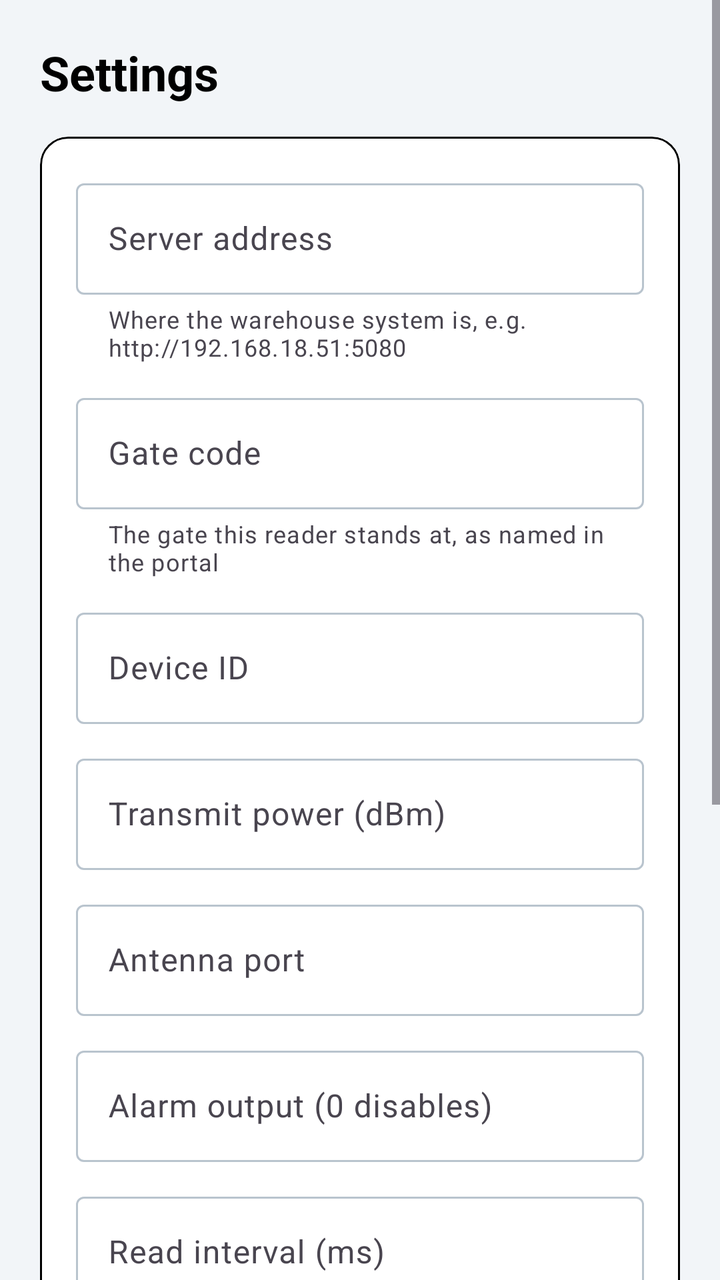
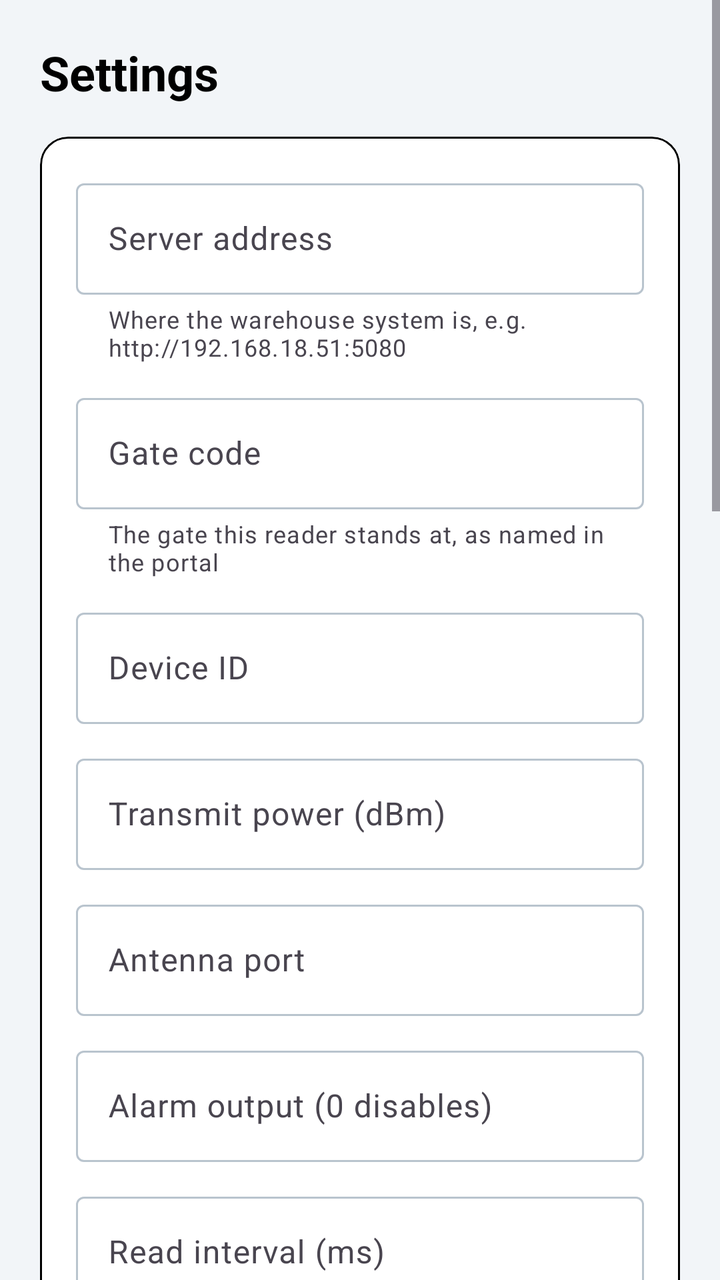

Screens rendered from an Android XML layout before and after an edit, with the pre-edit source and the edit as a unified diff.
<!-- AndroidManifest.xml: application theme Theme.DenimRolls -->
<!-- res/layout/activity_settings.xml -->
<?xml version="1.0" encoding="utf-8"?>
<ScrollView xmlns:android="http://schemas.android.com/apk/res/android"
    xmlns:app="http://schemas.android.com/apk/res-auto"
    android:layout_width="match_parent"
    android:layout_height="match_parent"
    android:background="@color/surface_alt"
    android:fillViewport="true">

    <LinearLayout
        android:layout_width="match_parent"
        android:layout_height="wrap_content"
        android:orientation="vertical"
        android:padding="20dp">

        <TextView
            android:layout_width="wrap_content"
            android:layout_height="wrap_content"
            android:text="@string/settings"
            android:textSize="24sp"
            android:textStyle="bold"
            android:textColor="@color/ink" />

        <com.google.android.material.card.MaterialCardView
            android:layout_width="match_parent"
            android:layout_height="wrap_content"
            android:layout_marginTop="16dp"
            app:cardCornerRadius="14dp"
            app:cardElevation="0dp"
            app:strokeColor="@color/line"
            app:strokeWidth="1dp">

            <LinearLayout
                android:layout_width="match_parent"
                android:layout_height="wrap_content"
                android:orientation="vertical"
                android:padding="18dp">

                <com.google.android.material.textfield.TextInputLayout
                    style="@style/Widget.Material3.TextInputLayout.OutlinedBox"
                    android:layout_width="match_parent"
                    android:layout_height="wrap_content"
                    android:hint="@string/server_url"
                    app:helperTextEnabled="true"
                    app:helperText="@string/settings_hint_server">

                    <com.google.android.material.textfield.TextInputEditText
                        android:id="@+id/server_url"
                        android:layout_width="match_parent"
                        android:layout_height="wrap_content"
                        android:inputType="textUri" />
                </com.google.android.material.textfield.TextInputLayout>

                <com.google.android.material.textfield.TextInputLayout
                    style="@style/Widget.Material3.TextInputLayout.OutlinedBox"
                    android:layout_width="match_parent"
                    android:layout_height="wrap_content"
                    android:layout_marginTop="12dp"
                    android:hint="@string/gate_code"
                    app:helperTextEnabled="true"
                    app:helperText="@string/settings_hint_gate">

                    <com.google.android.material.textfield.TextInputEditText
                        android:id="@+id/gate_code"
                        android:layout_width="match_parent"
                        android:layout_height="wrap_content"
                        android:inputType="textCapCharacters" />
                </com.google.android.material.textfield.TextInputLayout>

                <com.google.android.material.textfield.TextInputLayout
                    style="@style/Widget.Material3.TextInputLayout.OutlinedBox"
                    android:layout_width="match_parent"
                    android:layout_height="wrap_content"
                    android:layout_marginTop="12dp"
                    android:hint="@string/device_id">

                    <com.google.android.material.textfield.TextInputEditText
                        android:id="@+id/device_id"
                        android:layout_width="match_parent"
                        android:layout_height="wrap_content"
                        android:inputType="text" />
                </com.google.android.material.textfield.TextInputLayout>

                <com.google.android.material.textfield.TextInputLayout
                    style="@style/Widget.Material3.TextInputLayout.OutlinedBox"
                    android:layout_width="match_parent"
                    android:layout_height="wrap_content"
                    android:layout_marginTop="12dp"
                    android:hint="@string/rf_power">

                    <com.google.android.material.textfield.TextInputEditText
                        android:id="@+id/rf_power"
                        android:layout_width="match_parent"
                        android:layout_height="wrap_content"
                        android:inputType="number" />
                </com.google.android.material.textfield.TextInputLayout>

                <com.google.android.material.textfield.TextInputLayout
                    style="@style/Widget.Material3.TextInputLayout.OutlinedBox"
                    android:layout_width="match_parent"
                    android:layout_height="wrap_content"
                    android:layout_marginTop="12dp"
                    android:hint="@string/antenna_port">

                    <com.google.android.material.textfield.TextInputEditText
                        android:id="@+id/antenna_port"
                        android:layout_width="match_parent"
                        android:layout_height="wrap_content"
                        android:inputType="number" />
                </com.google.android.material.textfield.TextInputLayout>

                <com.google.android.material.textfield.TextInputLayout
                    style="@style/Widget.Material3.TextInputLayout.OutlinedBox"
                    android:layout_width="match_parent"
                    android:layout_height="wrap_content"
                    android:layout_marginTop="12dp"
                    android:hint="@string/alarm_output">

                    <com.google.android.material.textfield.TextInputEditText
                        android:id="@+id/alarm_output"
                        android:layout_width="match_parent"
                        android:layout_height="wrap_content"
                        android:inputType="number" />
                </com.google.android.material.textfield.TextInputLayout>

                <com.google.android.material.textfield.TextInputLayout
                    style="@style/Widget.Material3.TextInputLayout.OutlinedBox"
                    android:layout_width="match_parent"
                    android:layout_height="wrap_content"
                    android:layout_marginTop="12dp"
                    android:hint="@string/read_interval"
                    app:helperTextEnabled="true"
                    app:helperText="@string/settings_hint_interval">

                    <com.google.android.material.textfield.TextInputEditText
                        android:id="@+id/read_interval"
                        android:layout_width="match_parent"
                        android:layout_height="wrap_content"
                        android:inputType="number" />
                </com.google.android.material.textfield.TextInputLayout>

                <com.google.android.material.textfield.TextInputLayout
                    style="@style/Widget.Material3.TextInputLayout.OutlinedBox"
                    android:layout_width="match_parent"
                    android:layout_height="wrap_content"
                    android:layout_marginTop="12dp"
                    android:hint="@string/no_read_timeout"
                    app:helperTextEnabled="true"
                    app:helperText="@string/settings_hint_noread">

                    <com.google.android.material.textfield.TextInputEditText
                        android:id="@+id/no_read_timeout"
                        android:layout_width="match_parent"
                        android:layout_height="wrap_content"
                        android:inputType="number" />
                </com.google.android.material.textfield.TextInputLayout>

                <com.google.android.material.materialswitch.MaterialSwitch
                    android:id="@+id/sound_enabled"
                    android:layout_width="match_parent"
                    android:layout_height="wrap_content"
                    android:layout_marginTop="14dp"
                    android:text="@string/sound_enabled"
                    android:textColor="@color/ink" />
            </LinearLayout>
        </com.google.android.material.card.MaterialCardView>

        <com.google.android.material.button.MaterialButton
            android:id="@+id/save"
            android:layout_width="match_parent"
            android:layout_height="52dp"
            android:layout_marginTop="18dp"
            android:text="@string/save"
            android:textStyle="bold"
            app:cornerRadius="10dp" />

        <com.google.android.material.button.MaterialButton
            android:id="@+id/back"
            style="@style/Widget.Material3.Button.TextButton"
            android:layout_width="match_parent"
            android:layout_height="wrap_content"
            android:layout_marginTop="4dp"
            android:text="@string/back" />
    </LinearLayout>
</ScrollView>
<!-- resources referenced by this layout -->
<resources>
  <color name="ink">#000000</color>
  <color name="line">#000000</color>
  <color name="surface_alt">#F2F5F8</color>
  <string name="alarm_output">Alarm output (0 disables)</string>
  <string name="antenna_port">Antenna port</string>
  <string name="back">Back</string>
  <string name="device_id">Device ID</string>
  <string name="gate_code">Gate code</string>
  <string name="no_read_timeout">No-tag alarm after (ms)</string>
  <string name="read_interval">Read interval (ms)</string>
  <string name="rf_power">Transmit power (dBm)</string>
  <string name="save">Save</string>
  <string name="server_url">Server address</string>
  <string name="settings">Settings</string>
  <string name="settings_hint_gate">The gate this reader stands at, as named in the portal</string>
  <string name="settings_hint_interval">How long to wait between rolls, in milliseconds. 1000 = one per second.</string>
  <string name="settings_hint_noread">Alarm if nothing is read for this long while scanning. 0 turns it off.</string>
  <string name="settings_hint_server">Where the warehouse system is, e.g. http://192.168.18.51:5080</string>
  <string name="sound_enabled">Sound and beacon</string>
  <style name="Theme.DenimRolls" parent="Theme.Material3.Light.NoActionBar">
          <item name="colorPrimary">@color/brand</item>
          <item name="colorOnPrimary">#FFFFFF</item>
          <item name="colorPrimaryContainer">@color/brand_soft</item>
          <item name="colorOnPrimaryContainer">@color/brand_dark</item>
          <item name="colorSecondary">@color/info</item>
          <item name="colorError">@color/alarm</item>
          <item name="android:colorBackground">@color/page</item>
          <item name="colorSurface">@color/surface</item>
          <item name="colorOnSurface">@color/ink</item>
          <item name="colorOutline">@color/line_soft</item>
          <item name="android:statusBarColor">@color/brand_dark</item>
          <item name="android:textColorPrimary">@color/ink</item>
      </style>
  <color name="brand">#F07800</color>
  <color name="brand_soft">#FFF1E2</color>
  <color name="brand_dark">#C25E00</color>
  <color name="info">#1352C4</color>
  <color name="alarm">#D50000</color>
  <color name="page">#FFFFFF</color>
  <color name="surface">#FFFFFF</color>
  <color name="line_soft">#B9C4CE</color>
</resources>

<!-- the commit's change to res/layout/activity_settings.xml (unified diff, before → after) -->
@@ -164,6 +164,110 @@
             </LinearLayout>
         </com.google.android.material.card.MaterialCardView>
 
+        
+        <com.google.android.material.card.MaterialCardView
+            android:layout_width="match_parent"
+            android:layout_height="wrap_content"
+            android:layout_marginTop="16dp"
+            app:cardCornerRadius="14dp"
+            app:cardElevation="0dp"
+            app:strokeColor="@color/line"
+            app:strokeWidth="1dp">
+
+            <LinearLayout
+                android:layout_width="match_parent"
+                android:layout_height="wrap_content"
+                android:orientation="vertical"
+                android:padding="18dp">
+
+                <TextView
+                    android:layout_width="wrap_content"
+                    android:layout_height="wrap_content"
+                    android:text="@string/gpio_heading"
+                    android:textSize="18sp"
+                    android:textStyle="bold"
+                    android:textColor="@color/ink" />
+
+                <com.google.android.material.materialswitch.MaterialSwitch
+                    android:id="@+id/gpio_start"
+                    android:layout_width="match_parent"
+                    android:layout_height="wrap_content"
+                    android:layout_marginTop="12dp"
+                    android:text="@string/gpio_start"
+                    android:textColor="@color/ink" />
+
+                <TextView
+                    android:layout_width="match_parent"
+                    android:layout_height="wrap_content"
+                    android:layout_marginTop="2dp"
+                    android:text="@string/gpio_start_hint"
+                    android:textSize="13sp"
+                    android:textColor="@color/ink_muted" />
+
+                <com.google.android.material.textfield.TextInputLayout
+                    style="@style/Widget.Material3.TextInputLayout.OutlinedBox"
+                    android:layout_width="match_parent"
+                    android:layout_height="wrap_content"
+                    android:layout_marginTop="14dp"
+                    android:hint="@string/gpio_input"
+                    app:helperTextEnabled="true"
+                    app:helperText="@string/gpio_input_hint">
+
+                    <com.google.android.material.textfield.TextInputEditText
+                        android:id="@+id/gpio_input"
+                        android:layout_width="match_parent"
+                        android:layout_height="wrap_content"
+                        android:inputType="number" />
+                </com.google.android.material.textfield.TextInputLayout>
+
+                <com.google.android.material.materialswitch.MaterialSwitch
+                    android:id="@+id/gpio_active_high"
+                    android:layout_width="match_parent"
+                    android:layout_height="wrap_content"
+                    android:layout_marginTop="14dp"
+                    android:text="@string/gpio_active_high"
+                    android:textColor="@color/ink" />
+
+                <TextView
+                    android:layout_width="match_parent"
+                    android:layout_height="wrap_content"
+                    android:layout_marginTop="2dp"
+                    android:text="@string/gpio_active_high_hint"
+                    android:textSize="13sp"
+                    android:textColor="@color/ink_muted" />
+
+                <TextView
+                    android:layout_width="wrap_content"
+                    android:layout_height="wrap_content"
+                    android:layout_marginTop="16dp"
+                    android:text="@string/gpio_live"
+                    android:textSize="13sp"
+                    android:textStyle="bold"
+                    android:letterSpacing="0.06"
+                    android:textColor="@color/ink_muted" />
+
+                <TextView
+                    android:id="@+id/gpio_live"
+                    android:layout_width="match_parent"
+                    android:layout_height="wrap_content"
+                    android:layout_marginTop="6dp"
+                    android:padding="10dp"
+                    android:background="@color/info_soft"
+                    android:fontFamily="monospace"
+                    android:textSize="15sp"
+                    android:textStyle="bold"
+                    android:textColor="@color/info" />
+
+                <TextView
+                    android:layout_width="match_parent"
+                    android:layout_height="wrap_content"
+                    android:layout_marginTop="4dp"
+                    android:text="@string/gpio_live_hint"
+                    android:textSize="13sp"
+                    android:textColor="@color/ink_muted" />
+            </LinearLayout>
+        </com.google.android.material.card.MaterialCardView>
+
         <com.google.android.material.button.MaterialButton
             android:id="@+id/save"
             android:layout_width="match_parent"
<!-- resource entries referenced after the edit -->
@@ -1,6 +1,7 @@
 <!-- resources referenced by this layout -->
 <resources>
   <color name="ink">#000000</color>
+  <color name="ink_muted">#5A6773</color>
   <color name="line">#000000</color>
   <color name="surface_alt">#F2F5F8</color>
   <string name="alarm_output">Alarm output (0 disables)</string>
@@ -8,6 +9,15 @@
   <string name="back">Back</string>
   <string name="device_id">Device ID</string>
   <string name="gate_code">Gate code</string>
+  <string name="gpio_active_high">12V on the input means the gate is active</string>
+  <string name="gpio_active_high_hint">Turn this off for a normally closed sensor, where losing the signal is what marks the gate active.</string>
+  <string name="gpio_heading">Gate signal (GPIO)</string>
+  <string name="gpio_input">Gate signal input (1 to 4)</string>
+  <string name="gpio_input_hint">Which of the four inputs the sensor is wired to. Input 1 is terminal pin 5, input 2 pin 17, input 3 pin 6, input 4 pin 18.</string>
+  <string name="gpio_live">Live inputs</string>
+  <string name="gpio_live_hint">An input with nothing wired to it sits HIGH, so it is the change that tells you something. Have someone trigger the gate and watch which input moves: that is the number to enter above, and which way it moves tells you how to set the switch.</string>
+  <string name="gpio_start">Start and stop from the gate signal</string>
+  <string name="gpio_start_hint">Off: the operator uses the START and STOP buttons. On: the sensor on the gate runs the scan, and the buttons still work as well.</string>
   <string name="no_read_timeout">No-tag alarm after (ms)</string>
   <string name="read_interval">Read interval (ms)</string>
   <string name="rf_power">Transmit power (dBm)</string>
@@ -37,6 +47,7 @@
   <color name="brand_soft">#FFF1E2</color>
   <color name="brand_dark">#C25E00</color>
   <color name="info">#1352C4</color>
+  <color name="info_soft">#E1EBFB</color>
   <color name="alarm">#D50000</color>
   <color name="page">#FFFFFF</color>
   <color name="surface">#FFFFFF</color>
